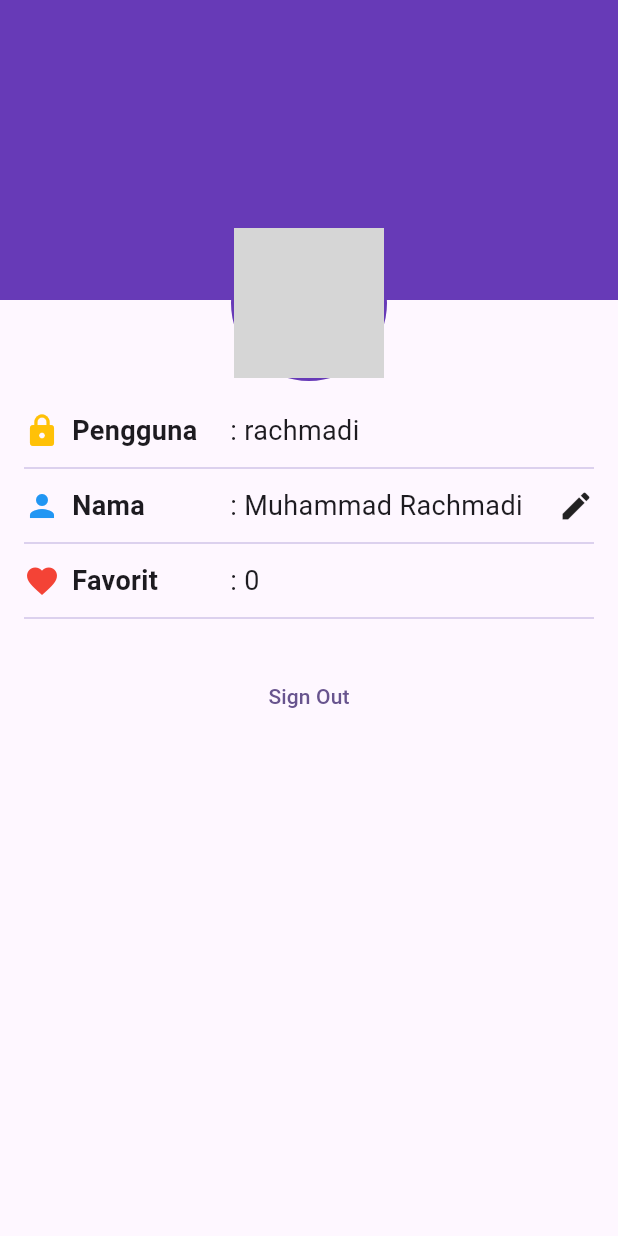
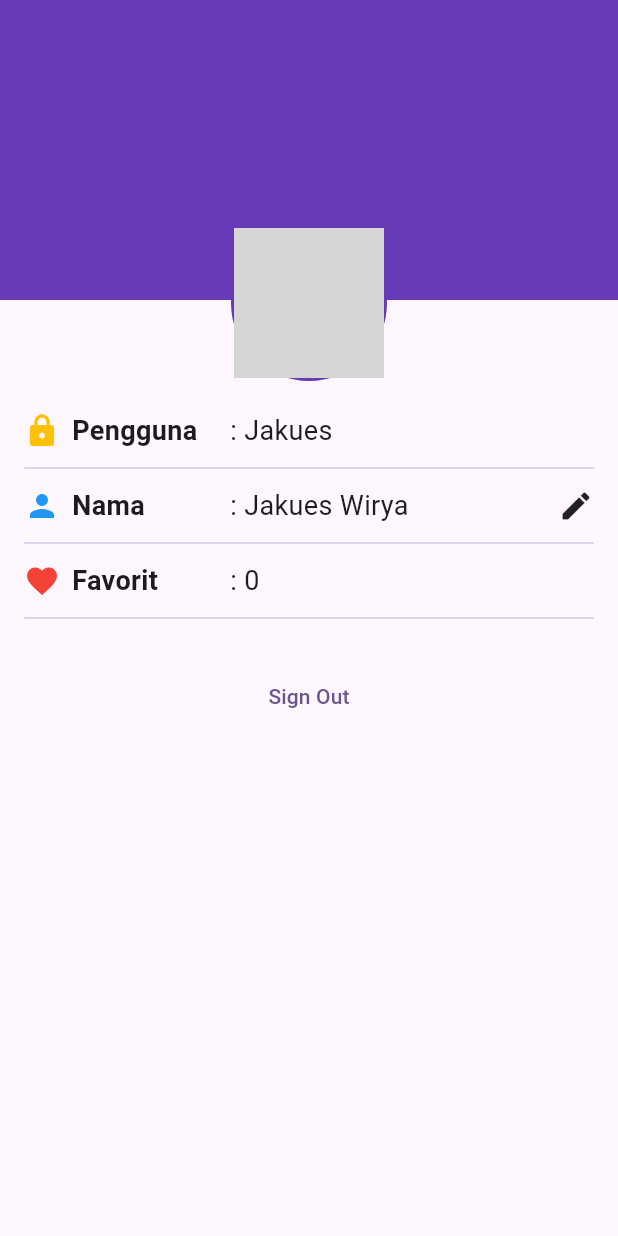
Before and after one commit to mjoacquine/wisata_candi_mjoacquine, a Flutter app: the screen it shows after launch, after a tap on "Sign In", on a phone screen of 412 x 824 dp. Run offline on Flutter 3.47's test engine with Material 3 defaults, Android fonts, the light colour scheme and no system bars; our stand-ins replace cached_network_image; grey boxes are pictures that could not be loaded.

Commit message:
Update user details on sign in out

```diff
--- a/lib/screens/profile_screen.dart
+++ b/lib/screens/profile_screen.dart
@@ -19,8 +19,8 @@ class _ProfileScreenState extends State<ProfileScreen> {
     setState(() {
       isSignedIn = true;
       // Simulasi data saat sign in berhasil (Sesuai target slide hal. 3)
-      userName = 'rachmadi';
-      fullName = 'Muhammad Rachmadi';
+      userName = 'Jakues';
+      fullName = 'Jakues Wirya';
       favoriteCandiCount = 0;
     });
   }
```
